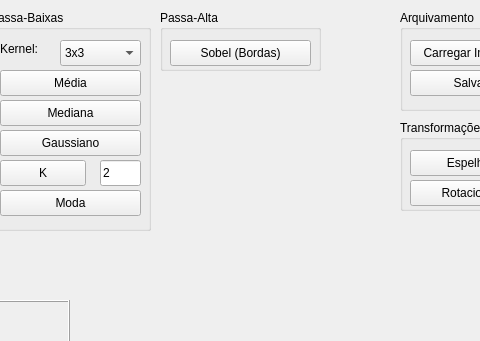
First picture: the form in mainwindow.ui, repository broken-usb/pdi-qt, before the edit; both pictures show x 190 to 670 and y 0 to 341 of the 1000 by 600 pixel window.
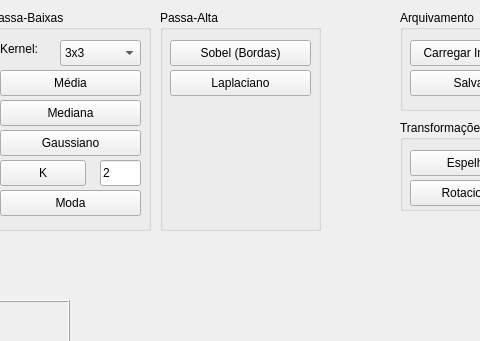
Second picture: the form after the edit.

Commit message: Implementação do filtro Laplaciano

Diff of the .ui file:
```diff
--- a/mainwindow.ui
+++ b/mainwindow.ui
@@ -301,7 +301,7 @@
       <x>350</x>
       <y>10</y>
       <width>161</width>
-      <height>61</height>
+      <height>221</height>
      </rect>
     </property>
     <property name="title">
@@ -326,6 +326,25 @@
       <string>Sobel (Bordas)</string>
      </property>
     </widget>
+    <widget class="QPushButton" name="btnLaplaciano">
+     <property name="geometry">
+      <rect>
+       <x>10</x>
+       <y>60</y>
+       <width>141</width>
+       <height>26</height>
+      </rect>
+     </property>
+     <property name="cursor">
+      <cursorShape>PointingHandCursor</cursorShape>
+     </property>
+     <property name="toolTip">
+      <string>&lt;html&gt;&lt;head/&gt;&lt;body&gt;&lt;p&gt;Filtro isotrópico: encontra bordas em todas as direções de uma só vez usando uma matriz de centro positivo.&lt;/p&gt;&lt;/body&gt;&lt;/html&gt;</string>
+     </property>
+     <property name="text">
+      <string>Laplaciano</string>
+     </property>
+    </widget>
    </widget>
    <widget class="QGroupBox" name="grpBoxTransformacoes">
     <property name="geometry">
```
The commit also changes 2 other files.
